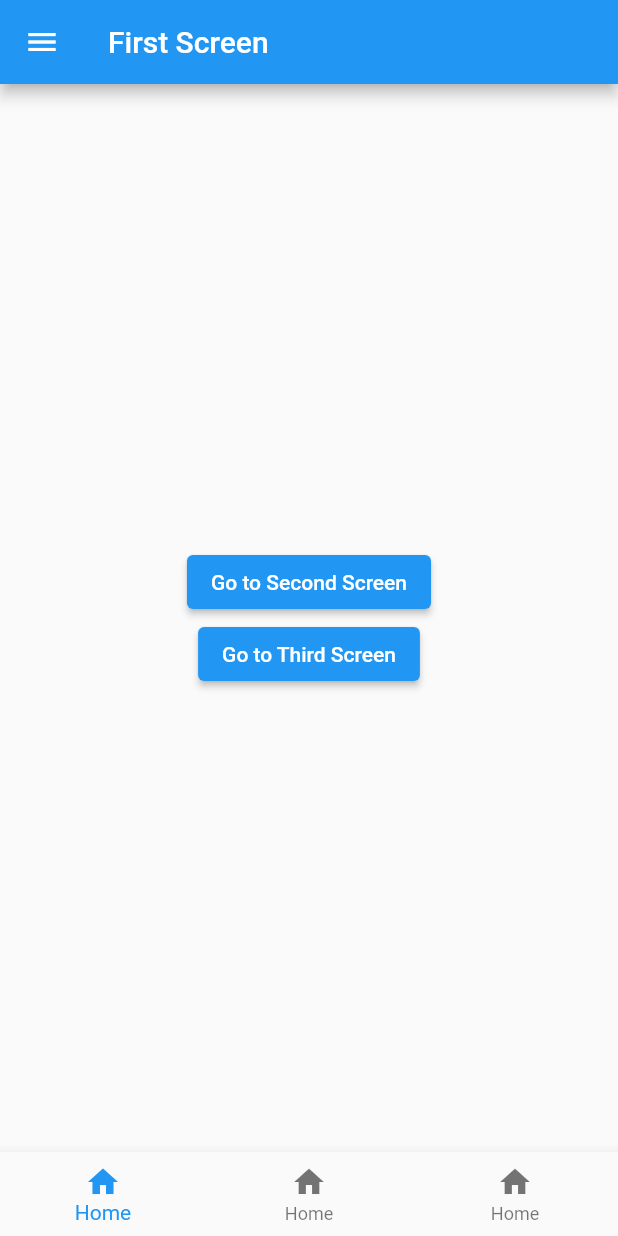
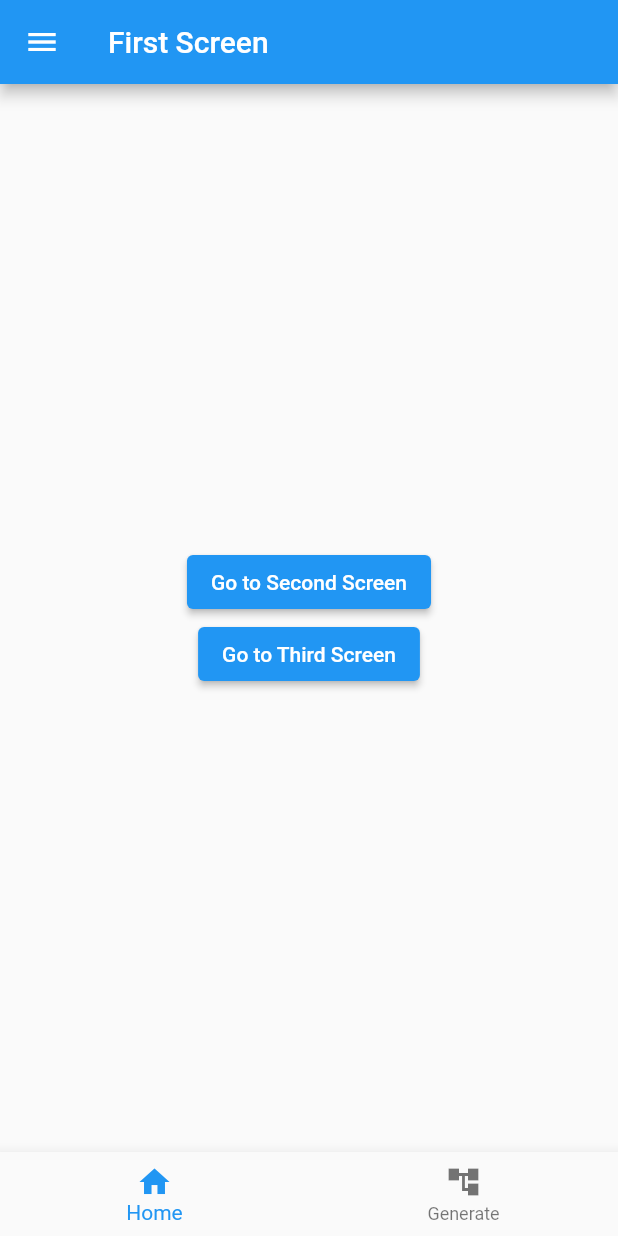
Before and after one commit to IndraMakassar/Advanced-Navigation-and-Route-Management, a Flutter app: the screen it shows after launch, on a phone screen of 412 x 824 dp. Run offline on Flutter 3.47's test engine with Material 2 defaults, Android fonts, the phone set to English and light mode, and no system bars.

Commit message:
add screen to auto generate new screen

```diff
--- a/lib/bottom_nav.dart
+++ b/lib/bottom_nav.dart
@@ -1,4 +1,5 @@
 import 'package:flutter/material.dart';
+import 'package:navigation/generate_screen.dart';
 
 import 'first_screen.dart';
 
@@ -10,32 +11,33 @@ class NavigationMenu extends StatefulWidget {
 class _NavigationMenuState extends State<NavigationMenu> {
   int _currentIndex = 0;
 
-  final List<Widget> tabs = [const FirstScreen()];
+  final List<Widget> tabs = [const FirstScreen(), const GenerateScreen()];
 
   @override
   Widget build(BuildContext context) {
     return Scaffold(
       bottomNavigationBar: BottomNavigationBar(
         currentIndex: _currentIndex,
-        items: [
+        items: const [
           BottomNavigationBarItem(
             icon: Icon(Icons.home),
             label: "Home",
             backgroundColor: Colors.blue,
           ),
           BottomNavigationBarItem(
-            icon: Icon(Icons.home),
-            label: "Home",
-            backgroundColor: Colors.blue,
-          ),
-          BottomNavigationBarItem(
-            icon: Icon(Icons.home),
-            label: "Home",
+            icon: Icon(Icons.account_tree),
+            label: "Generate",
             backgroundColor: Colors.blue,
           ),
         ],
+        onTap: (index) {
+          setState(() {
+            _currentIndex = index;
+          });
+        },
       ),
       body: tabs[_currentIndex],
+
     );
   }
 }
```
Also changed, not shown: lib/generate_screen.dart (added, +81 -0 lines).
